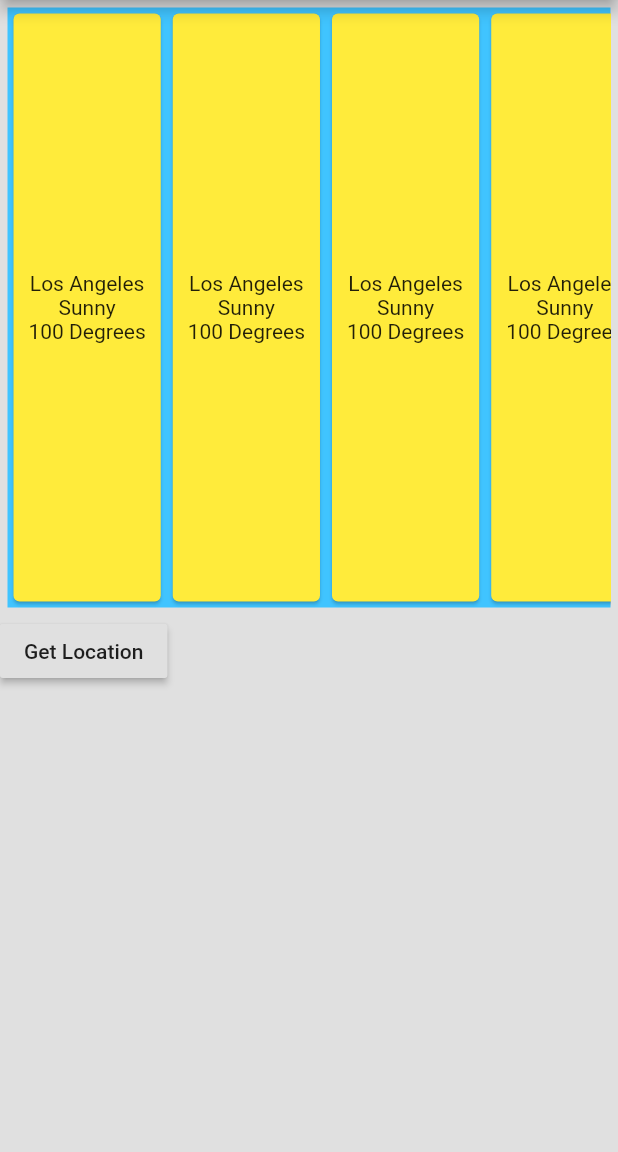
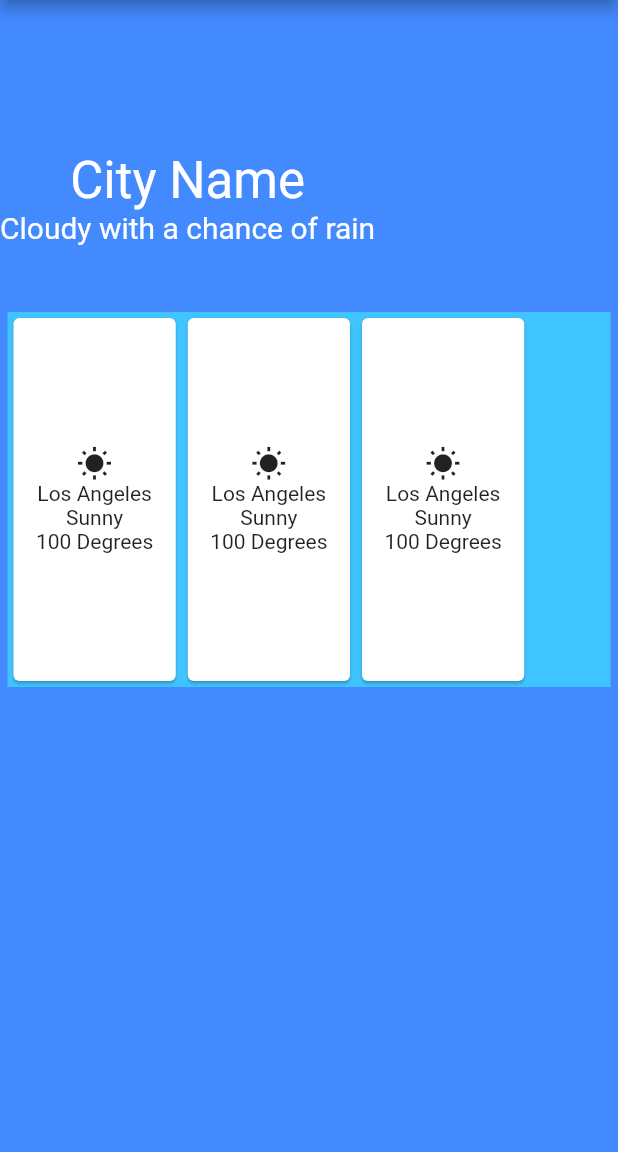
Before and after one commit to AndresRodCodes/Fleather, a Flutter app: the screen it shows after launch, on a phone screen of 412 x 824 dp, the part 84-1236 px from its top. Run offline on Flutter 3.47's test engine with Material 2 defaults, Android fonts, the phone set to English and light mode, and no system bars.

Commit message:
changed colors, removed unused button

```diff
--- a/lib/main.dart
+++ b/lib/main.dart
@@ -37,7 +37,7 @@ class _MyHomePageState extends State<MyHomePage> {
   @override
   Widget build(BuildContext context) {
     return Scaffold(
-      backgroundColor: Colors.black12,
+      backgroundColor: Colors.blueAccent,
       appBar: AppBar(
         // Here we take the value from the MyHomePage object that was created by
         // the App.build method, and use it to set our appbar title.
@@ -45,23 +45,56 @@ class _MyHomePageState extends State<MyHomePage> {
       ),
       body: Column(
         children: <Widget>[
+          SizedBox(height: 100.0),
+          Row(
+            children: <Widget>[
+              Column(children: <Widget>[
+                Center(
+                  child: Text(
+                    'City Name',
+                    textAlign: TextAlign.center,
+                    style: TextStyle(
+                      fontSize: 34,
+                      color: Colors.white,
+                    ),
+                  ),
+                ),
+                Center(
+                  child: Text(
+                    'Cloudy with a chance of rain',
+                    textAlign: TextAlign.center,
+                    style: TextStyle(
+                      fontSize: 20,
+                      color: Colors.white,
+                    ),
+                  ),
+                ),
+              ]),
+            ],
+          ),
+          SizedBox(
+            height: 40.0,
+          ),
           SafeArea(
             child: Padding(
               padding: const EdgeInsets.all(5.0),
               child: Container(
                 color: Colors.lightBlueAccent,
-              height: 400.0,
+                height: 250.0,
                 child: ListView.builder(
-                  itemCount: 7,
+                    itemCount: 3,
                     scrollDirection: Axis.horizontal,
                     itemBuilder: (context, index) => Card(
-                        color: Colors.yellow,
+                          color: Colors.white,
                           child: Padding(
-                          padding: const EdgeInsets.all(10.0),
+                            padding: const EdgeInsets.all(15.0),
                             child: Column(
                               mainAxisAlignment: MainAxisAlignment.center,
                               children: <Widget>[
-                              Text('Los Angeles'),
+                                Icon(Icons.wb_sunny),
+                                Text(
+                                  'Los Angeles',
+                                ),
                                 Text('Sunny'),
                                 Text('100 Degrees'),
                               ],
@@ -69,19 +102,8 @@ class _MyHomePageState extends State<MyHomePage> {
                           ),
                         )),
               ),
-          )),
-          Row(
-            children: <Widget>[
-              Center(
-                child: Container(
-                  child: RaisedButton(
-                    onPressed: () {},
-                    child: Text('Get Location'),
             ),
           ),
-              ),
-            ],
-          )
         ],
       ),
     );
```
Lines whose indentation alone changed are shown as unchanged.
